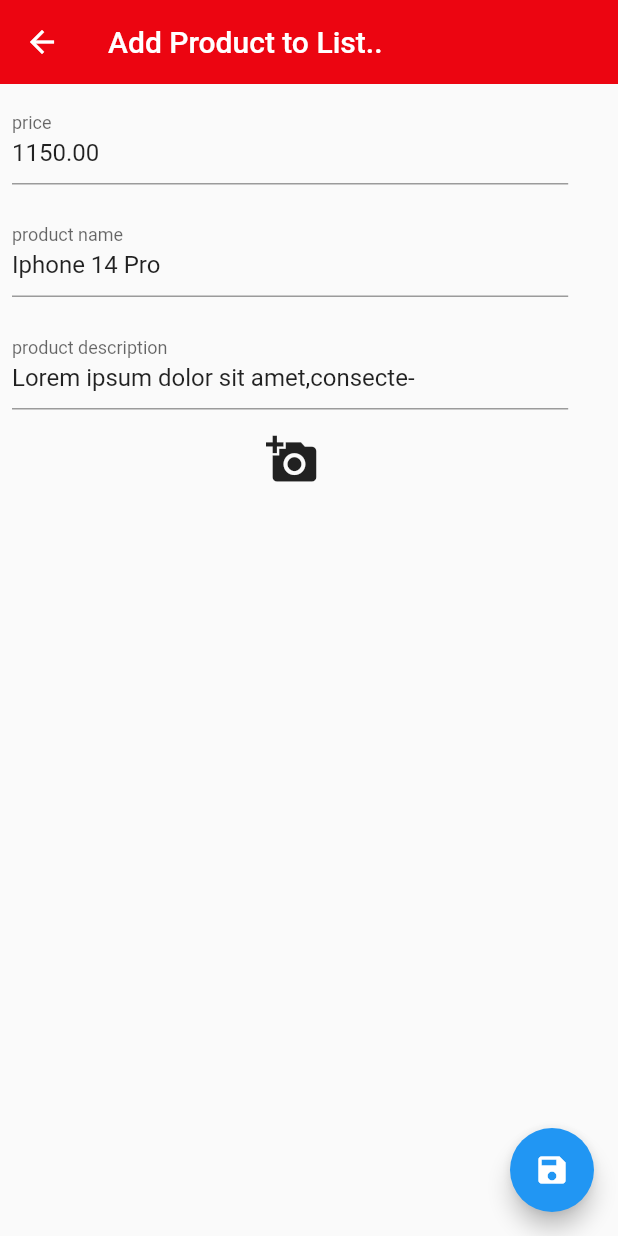
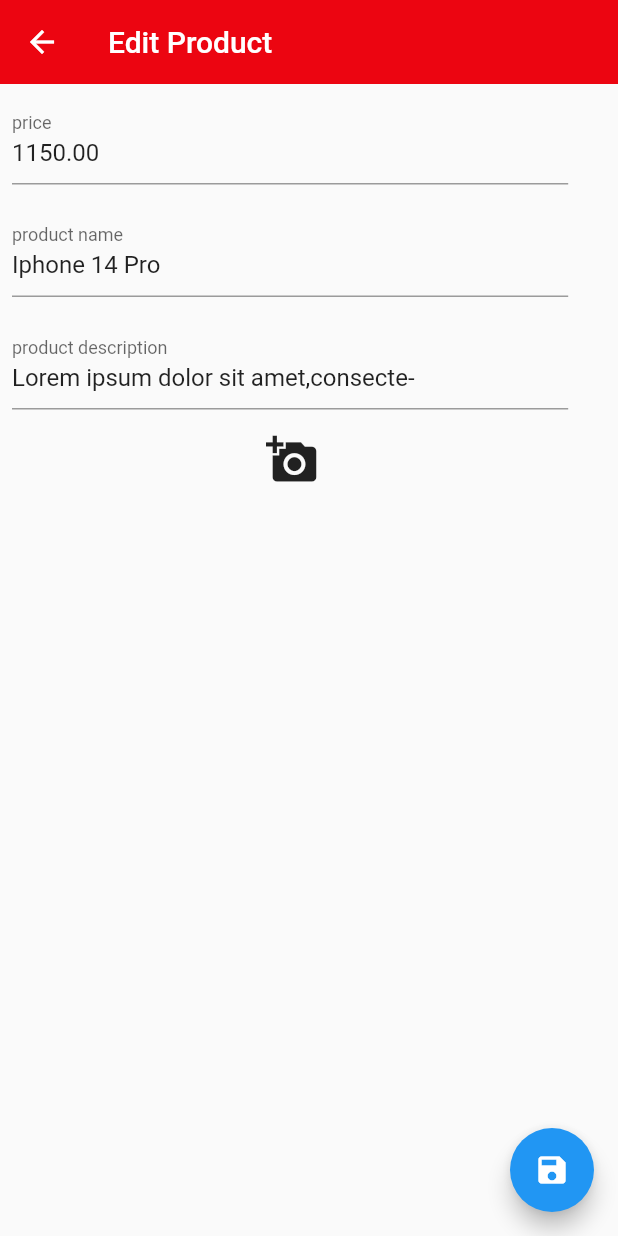
Before and after one commit to home-22/shop_air_app, a Flutter app: the AddProductScreen screen opened directly with sample values from the repository, on a phone screen of 412 x 824 dp. Run offline on Flutter 3.47's test engine with Material 2 defaults, Android fonts, the phone set to English and light mode, and no system bars; our stand-ins replace image_picker.

Commit message:
edit add_product

```diff
--- a/lib/screens/add_product_screen/add_product_screen.dart
+++ b/lib/screens/add_product_screen/add_product_screen.dart
@@ -71,7 +71,7 @@ class _AddProductScreenState extends State<AddProductScreen> {
         appBar: AppBar(
           elevation: 0,
           backgroundColor: AppColors.kRed,
-          title: const Text('Add Product to List..'),
+          title: Text(widget.product == null ? 'Add Product' : 'Edit Product'),
         ),
         body: SafeArea(
           child: SingleChildScrollView(
@@ -183,8 +183,8 @@ class _AddProductScreenState extends State<AddProductScreen> {
                 // metoda indexWhere se poziva  na widgetom.productList tj primjenuje se
                 // na svaki element u listi Ova metoda prima funkciju koja se izvršava za svaki element i provjerava određeni uslov
                 // u ovom  slučaju uslov(uvjet) je id prizvoda jednak id trenutnog uređivanog prizvoda widget.product!.id
-                  final index = widget.productList.indexWhere(
-                      (product) => product.id == widget.product!.id);
+                final index = widget.productList
+                    .indexWhere((product) => product.id == widget.product!.id);
                 if (index != -1) {
                   // obavještavamo da se stanje aplikacije mijenja ažuriramo nove podatke
                   // tj na odgovarajući index widget.productList čime se ažurira postojeći prizvod
@@ -202,7 +202,8 @@ class _AddProductScreenState extends State<AddProductScreen> {
               priceController.clear();
               Navigator.pop(context);
             }
-            }),
+          },
+        ),
       ),
     );
   }
```
Lines whose indentation alone changed are shown as unchanged.
